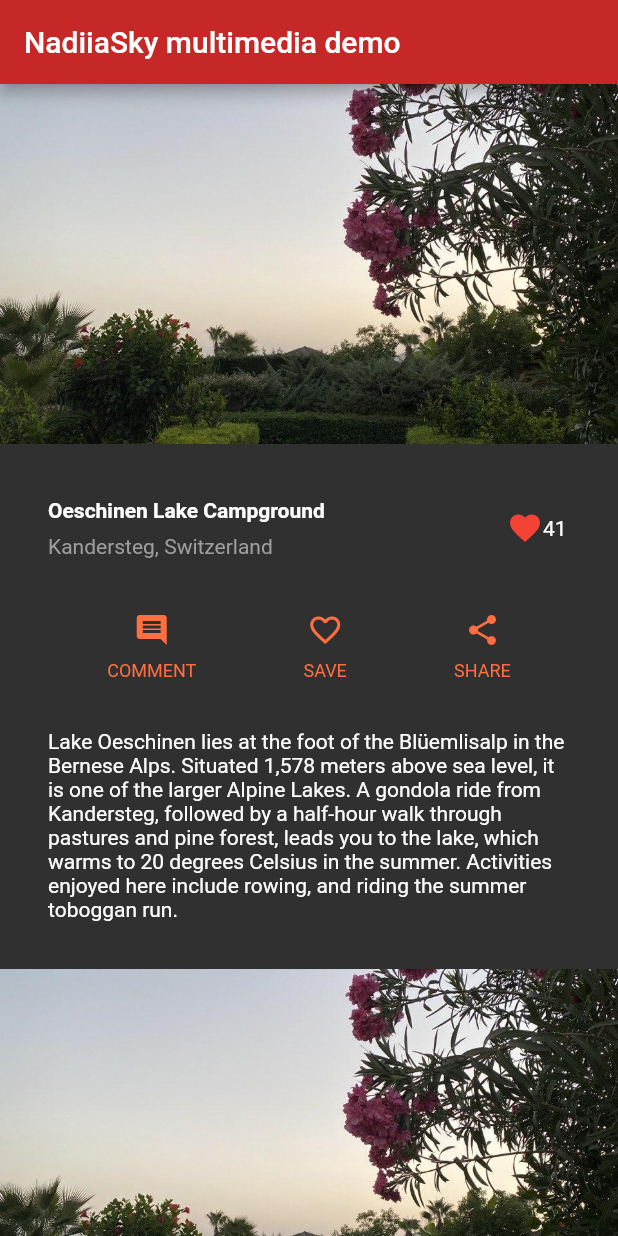
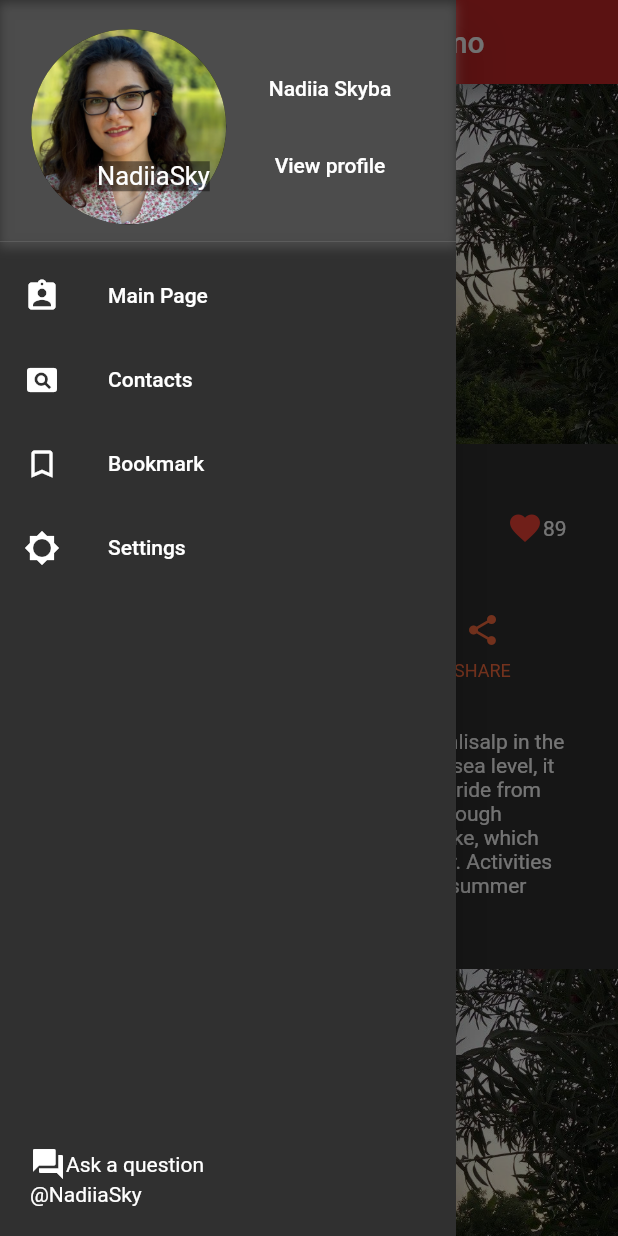
Before and after one commit to NadiiaSky/flutter_nadiia_sky_app, a Flutter app: the screen it shows after launch, with the side drawer open (before the commit the screen has no drawer), on a phone screen of 412 x 824 dp. Run offline on Flutter 3.47's test engine with Material 2 defaults, Android fonts, the phone set to English and light mode, and no system bars; Roboto replaces fonts that are missing (Georgia, Hind).

Commit message:
"Add the drawer - left page for contact information and profile menu"

```diff
--- a/lib/entity/favorite.dart
+++ b/lib/entity/favorite.dart
@@ -8,7 +8,7 @@ class FavoriteWidget extends StatefulWidget {
 
 class _FavoriteWidgetState extends State<FavoriteWidget> {
   bool _isFavorited = true;
-  int _favoriteCount = 41;
+  int _favoriteCount = 89;
 
   void _toggleFavorite() {
     setState(() {
--- a/lib/entity/postslist.dart
+++ b/lib/entity/postslist.dart
@@ -1,5 +1,6 @@
 import 'package:flutter/material.dart';
 import 'package:flutter/widgets.dart';
+import 'package:nadiiasky_flutter_app/entity/profile_drawer.dart';
 
 import '../entity/favorite.dart';
 
@@ -63,7 +64,8 @@ class _PostsListState extends State<PostsList> {
               ],
             ),
           ),
-        )
+        ),
+        drawer: ProfileDrawer(),
       ),
     );
   }
--- /dev/null
+++ b/lib/entity/profile_drawer.dart
@@ -0,0 +1,155 @@
+import 'package:flutter/material.dart';
+import 'package:flutter/rendering.dart';
+
+const IconData account_circle_outlined = IconData(0xe010, fontFamily: 'MaterialIcons');
+
+class ProfileDrawer extends StatelessWidget{
+  @override
+  Widget build(BuildContext context) {
+    return Drawer(
+        child: Column(children: [
+          Expanded(
+            flex: 10,
+            child: ListView(
+              padding: EdgeInsets.zero,
+              children: [
+                DrawerHeader(
+                  child:Container(
+                    child: Row(
+                      children: [
+                        Expanded(
+                          flex: 2,
+                          child: profilePhoto(),
+                        ),
+                        Expanded(
+                            flex: 2,
+                            child: Column(
+                              //crossAxisAlignment: CrossAxisAlignment.end,
+                              mainAxisAlignment: MainAxisAlignment.spaceEvenly,
+                              //mainAxisAlignment: MainAxisAlignment.center,
+                              children: [
+                                // Container(
+                                //   //margin: const EdgeInsets.only(top: 8),
+                                //   child: Text(
+                                //     'Nadiia Skyba',
+                                //     style: TextStyle(
+                                //       fontSize: 16,
+                                //       fontWeight: FontWeight.w400,
+                                //       color: Colors.white,
+                                //     ),
+                                //   ),
+                                // ),
+                                // Container(
+                                //   child: Text(
+                                //     'View profile',
+                                //     style: TextStyle(
+                                //       fontSize: 14,
+                                //       fontWeight: FontWeight.w400,
+                                //       color: Colors.white,
+                                //     ),
+                                //   ),
+                                // ),
+                                Text('Nadiia Skyba'),
+                                Text('View profile')
+
+                              ],
+                            )
+                        )
+                      ],
+                    ),
+                  ),
+                  decoration: BoxDecoration(
+                    boxShadow: [
+                      BoxShadow(
+                        color: Colors.grey.withOpacity(0.25),
+                        spreadRadius: 1,
+                        blurRadius: 5,
+                        offset: Offset(0, 3), // changes position of shadow
+                      ) ,
+                    ],
+                  ),
+                ),
+                ListTile(
+                  leading: Icon(Icons.assignment_ind),
+                  title: Text('Main Page'),
+                  onTap: () {
+                    Navigator.pop(context);
+                  },
+                ),
+                ListTile(
+                  leading: Icon(Icons.pageview),
+                  title: Text('Contacts'),
+                  onTap: () {
+                    Navigator.pop(context);
+                  },
+                ),
+                ListTile(
+                  leading: Icon(Icons.bookmark_border),
+                  title: Text('Bookmark'),
+                  onTap: () {
+                    Navigator.pop(context);
+                  },
+                ),
+                ListTile(
+                  leading: Icon(Icons.brightness_5),
+                  title: Text('Settings'),
+                  onTap: () {
+                    Navigator.pop(context);
+                  },
+                ),
+              ],
+            ),
+          ),
+
+          Expanded(
+            flex: 3,
+            child: Container(
+              padding: EdgeInsets.only(bottom: 20, left: 20),
+              child: Column(
+                mainAxisAlignment: MainAxisAlignment.end,
+                crossAxisAlignment: CrossAxisAlignment.start,
+                children: [
+                  Row(
+                    //mainAxisAlignment: MainAxisAlignment.spaceEvenly,
+                    children: [
+                      Icon(Icons.question_answer),
+                      Text('Ask a question'),
+                    ],
+                  ),
+                  Text("@NadiiaSky"),
+                ],
+              ),
+            ),
+          )
+        ],
+        ),
+
+    );
+  }
+
+}
+
+
+
+Widget profilePhoto() => Stack(
+  alignment: const Alignment(0.6, 0.6),
+  children: [
+    CircleAvatar(
+      backgroundImage: AssetImage('image/avatar.jpg'),
+      radius: 65,
+    ),
+    Container(
+      decoration: BoxDecoration(
+        color: Colors.black45,
+      ),
+      child: Text(
+        'NadiiaSky',
+        style: TextStyle(
+          fontSize: 17,
+          fontWeight: FontWeight.normal,
+          color: Colors.white,
+        ),
+      ),
+    ),
+  ],
+);
--- a/lib/main.dart
+++ b/lib/main.dart
@@ -14,6 +14,7 @@ class MyApp extends StatelessWidget {
   Widget build(BuildContext context) {
     return MaterialApp(
       home: PostsList(),
+
     );
   }
 }
--- a/pubspec.yaml
+++ b/pubspec.yaml
@@ -45,6 +45,7 @@ flutter:
   uses-material-design: true
   assets:
     - image/flower.jpg
+    - image/avatar.jpg
 
   # To add assets to your application, add an assets section, like this:
   # assets:
```
Also changed, not shown: image/avatar.jpg (added).
